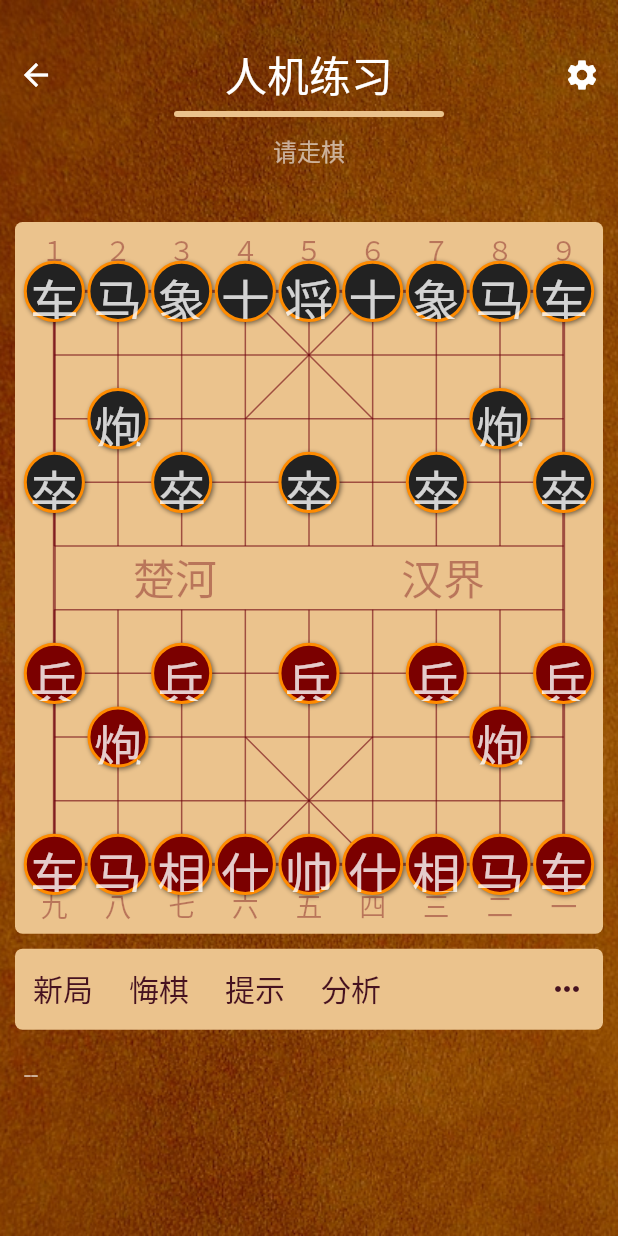
After one commit to hezhaoyun/chessroad-lite, a Flutter app: the BattlePage screen opened directly, on a phone screen of 412 x 824 dp. The commit adds this screen. Run offline on Flutter 3.47's test engine with Material 2 defaults, Android fonts, the phone set to English and light mode, and no system bars; our stand-ins replace date_format, flutter_easyloading, flutter_linkify, in_app_review, package_info_plus, url_launcher_web and 1 more; missing offline and left inert: audio_session, just_audio_web, kplayer, pikafish_engine, wakelock_web; Roboto replaces fonts that are missing (XiaoLi).

Commit message:
add thinking info

```diff
--- a/app/lib/cchess/cc_base.dart
+++ b/app/lib/cchess/cc_base.dart
@@ -81,9 +81,6 @@ class Move {
   // 这一步走完后的 FEN 记数，用于悔棋时恢复 FEN 步数 Counter
   String counterMarks = '';
 
-  int? score, depth, nodes, time;
-  String? pv;
-
   Move(
     this.from,
     this.to, {
@@ -115,8 +112,7 @@ class Move {
     step += String.fromCharCode('a'.codeUnitAt(0) + tx) + (9 - ty).toString();
   }
 
-  Move.fromEngineStep(this.step,
-      {this.score, this.depth, this.nodes, this.time, this.pv}) {
+  Move.fromEngineStep(this.step) {
     //
     if (!validateEngineStep(step)) {
       throw 'Error: Invalid Step: $step';
--- a/app/lib/engine/cloud_engine.dart
+++ b/app/lib/engine/cloud_engine.dart
@@ -1,6 +1,4 @@
 import 'dart:math';
-
-import 'package:chessroad/cchess/cc_base.dart';
 
 import '../common/prt.dart';
 import '../engine/analysis.dart';
--- a/app/lib/game/board_state.dart
+++ b/app/lib/game/board_state.dart
@@ -1,3 +1,4 @@
+import 'package:chessroad/engine/engine.dart';
 import 'package:flutter/material.dart';
 import '../cchess/cc_base.dart';
 import '../cchess/cc_fen.dart';
@@ -11,6 +12,8 @@ class BoardState with ChangeNotifier {
   late Phase _phase;
   late int _focusIndex, _blurIndex;
   late double _pieceAnimationValue;
+
+  EngineInfo? _thinkingInfo;
 
   BoardState() {
     _phase = Phase.defaultPhase();
@@ -26,14 +29,14 @@ class BoardState with ChangeNotifier {
     if (notify) notifyListeners();
   }
 
-  bool tBoardInverse = false;
-  bool get boardInversed => tBoardInverse;
+  bool _boardInverse = false;
+  bool get boardInversed => _boardInverse;
 
   bool _sitUnderside = true;
 
   inverseBoard(bool inverse, {notify = true, swapSite = false}) {
     //
-    tBoardInverse = inverse;
+    _boardInverse = inverse;
 
     if (swapSite) {
       _sitUnderside = !_sitUnderside;
@@ -43,8 +46,8 @@ class BoardState with ChangeNotifier {
   }
 
   String get playerSide {
-    if (_sitUnderside) return tBoardInverse ? Side.black : Side.red;
-    return tBoardInverse ? Side.red : Side.black;
+    if (_sitUnderside) return _boardInverse ? Side.black : Side.red;
+    return _boardInverse ? Side.red : Side.black;
   }
 
   String get oppositeSide => playerSide == Side.red ? Side.black : Side.red;
@@ -153,6 +156,13 @@ class BoardState with ChangeNotifier {
     return captured ?? Piece.empty;
   }
 
+  EngineInfo? get thinkingInfo => _thinkingInfo;
+
+  set thinkingInfo(EngineInfo? engineInfo) {
+    _thinkingInfo = engineInfo;
+    notifyListeners();
+  }
+
   Phase get phase => _phase;
   int get focusIndex => _focusIndex;
   int get blurIndex => _blurIndex;
--- /dev/null
+++ b/app/lib/ui/board/thinking_board_layout.dart
@@ -0,0 +1,49 @@
+import 'package:chessroad/cchess/cc_base.dart';
+import 'package:chessroad/engine/engine.dart';
+import 'package:chessroad/ui/thinking_board_painter.dart';
+import 'package:flutter/material.dart';
+
+import 'pieces_layout.dart';
+
+class ThinkingBoardLayout extends StatefulWidget {
+  //
+  final EngineInfo? engineInfo;
+  final PiecesLayout layoutParams;
+
+  const ThinkingBoardLayout(this.engineInfo, this.layoutParams, {Key? key})
+      : super(key: key);
+
+  @override
+  State createState() => _PiecesLayoutState();
+}
+
+class _PiecesLayoutState extends State<ThinkingBoardLayout> {
+  //
+  @override
+  Widget build(BuildContext context) {
+    //
+    final moves = <Move>[];
+
+    if (widget.engineInfo != null) {
+      //
+      var pvs = widget.engineInfo!.pvs;
+
+      if (pvs.length > 4) {
+        pvs = pvs.sublist(0, 4);
+      } else if (pvs.length > 2) {
+        pvs = pvs.sublist(0, 2);
+      }
+
+      moves.addAll(pvs.map((move) => Move.fromEngineStep(move)));
+    }
+
+    final layout = widget.layoutParams.buildPiecesLayout(context);
+
+    return Stack(children: [
+      layout,
+      CustomPaint(
+        painter: ThinkingBoardPainter(moves, widget.layoutParams),
+      )
+    ]);
+  }
+}
--- /dev/null
+++ b/app/lib/ui/board/thinking_board_widget.dart
@@ -0,0 +1,30 @@
+import 'package:chessroad/ui/board/thinking_board_layout.dart';
+import 'package:flutter/material.dart';
+
+import '../../game/board_state.dart';
+import 'board_widget.dart';
+import 'pieces_layout.dart';
+
+class ThinkingBoardWidget extends BoardWidget {
+  //
+  const ThinkingBoardWidget(
+      double width, Function(BuildContext, int)? onBoardTap,
+      {Key? key, required bool opponentHuman})
+      : super(width, onBoardTap, opponentHuman: opponentHuman, key: key);
+
+  @override
+  Widget buildPiecesLayer(BoardState board, {bool opponentHuman = false}) {
+    //
+    return ThinkingBoardLayout(
+      board.thinkingInfo,
+      PiecesLayout(
+        width,
+        board.phase,
+        focusIndex: board.focusIndex,
+        blurIndex: board.blurIndex,
+        pieceAnimationValue: board.pieceAnimationValue,
+        boardInversed: board.boardInversed,
+      ),
+    );
+  }
+}
--- a/app/lib/ui/build_utils.dart
+++ b/app/lib/ui/build_utils.dart
@@ -5,7 +5,7 @@ import 'package:provider/provider.dart';
 import '../game/game.dart';
 import '../game/page_state.dart';
 import '../routes/settings/settings_page.dart';
-import 'board/board_widget.dart';
+import 'board/thinking_board_widget.dart';
 import 'ruler.dart';
 
 const _paddingH = 10.0;
@@ -100,7 +100,7 @@ Widget createChessBoard(BuildContext context, GameScene scene,
     _additionPaddingH = (windowSize.width - width) / 2 + Ruler.kBoardMargin;
   }
 
-  final boardWidget = BoardWidget(
+  final boardWidget = ThinkingBoardWidget(
     width - _paddingH * 2,
     onBoardTap,
     opponentHuman: opponentHuman,
--- /dev/null
+++ b/app/lib/ui/thinking_board_painter.dart
@@ -0,0 +1,112 @@
+import 'package:chessroad/cchess/cc_base.dart';
+import 'package:flutter/material.dart';
+import '../../game/game.dart';
+import 'board/pieces_layout.dart';
+import 'build_utils.dart';
+import 'ruler.dart';
+
+class ThinkingBoardPainter extends CustomPainter {
+  //
+  static const pathColors = [
+    Color(0x7FFF0000),
+    Color(0x7F0000FF),
+    Color(0x7F00AA00),
+    Color(0x7FFF00FF),
+    Color(0x7F00AAFF),
+  ];
+  static const indicatorColors = [
+    Color(0xAAFF0000),
+    Color(0xAA0000FF),
+    Color(0xAA00AA00),
+    Color(0xAAFF00FF),
+    Color(0xAA00AAFF),
+  ];
+
+  final List<Move> moves;
+  final PiecesLayout layoutParams;
+
+  final Paint thePaint = Paint();
+
+  ThinkingBoardPainter(this.moves, this.layoutParams);
+
+  @override
+  void paint(Canvas canvas, Size size) {
+    //
+    for (var i = 0; i < moves.length && i < 5; i++) {
+      final move = moves[i];
+      drawMoveLine(canvas, move.from, move.to, i);
+    }
+  }
+
+  bool pathAmountToTarget(int boardIndex) {
+    //
+    var amount = 0;
+
+    for (var i = 0; i < moves.length && i < 5; i++) {
+      //
+      final move = moves[i];
+      if (move.to == boardIndex) amount++;
+    }
+
+    return amount > 1;
+  }
+
+  void drawMoveLine(Canvas canvas, int from, int to, int index) {
+    //
+    final left = Ruler.kBoardPadding + layoutParams.squareWidth / 2;
+    final top = Ruler.kBoardPadding +
+        Ruler.kBoardDigitsHeight +
+        layoutParams.squareWidth / 2;
+
+    final hasMultiPathToTarget = pathAmountToTarget(to);
+
+    final fc = from % 9, fr = from ~/ 9, tc = to % 9, tr = to ~/ 9;
+
+    final fx = left +
+        (layoutParams.boardInversed ? 8 - fc : fc) * layoutParams.squareWidth;
+    final fy = top +
+        (layoutParams.boardInversed ? 9 - fr : fr) * layoutParams.squareWidth;
+
+    double tx = left +
+        (layoutParams.boardInversed ? 8 - tc : tc) * layoutParams.squareWidth;
+    double ty = top +
+        (layoutParams.boardInversed ? 9 - tr : tr) * layoutParams.squareWidth;
+
+    if (hasMultiPathToTarget) {
+      //
+      if (tr > fr) ty -= layoutParams.pieceWidth / 3;
+      if (tr < fr) ty += layoutParams.pieceWidth / 3;
+
+      if (tc > fc) tx -= layoutParams.pieceWidth / 3;
+      if (tc < fc) tx += layoutParams.pieceWidth / 3;
+    }
+
+    // draw line
+    thePaint.style = PaintingStyle.stroke;
+    thePaint.strokeWidth = 5;
+    thePaint.strokeCap = StrokeCap.round;
+    thePaint.color = pathColors[index];
+    canvas.drawLine(Offset(fx, fy), Offset(tx, ty), thePaint);
+
+    // draw circle
+    thePaint.style = PaintingStyle.fill;
+    thePaint.color = indicatorColors[index];
+    canvas.drawCircle(
+      Offset(tx, ty),
+      layoutParams.pieceWidth / 2 * 0.5,
+      thePaint,
+    );
+
+    // draw index number
+    final textStyle = GameFonts.ui(
+      color: Colors.white,
+      fontSize: layoutParams.pieceWidth * 0.5,
+    );
+    drawText(canvas, '${index + 1}', textStyle, centerLocation: Offset(tx, ty));
+  }
+
+  @override
+  bool shouldRepaint(covariant CustomPainter oldDelegate) {
+    return false;
+  }
+}
--- a/app/pubspec.yaml
+++ b/app/pubspec.yaml
@@ -22,7 +22,6 @@ dependencies:
   wakelock: ^0.6.1+2
   flutter_easyloading: ^3.0.5
   kplayer: ^0.2.4
-  sprintf: ^7.0.0
 
   pikafish_engine:
     path: ../pikafish_engine
```
Also changed, not shown: app/lib/ad/trigger.dart (+5 -21 lines), app/lib/cchess/phase.dart (+1 -61 lines), app/lib/engine/engine.dart (+84 -18 lines), app/lib/routes/battle/battle_page.dart (+70 -102 lines), app/lib/ui/board/board_widget.dart (+9 -6 lines).
